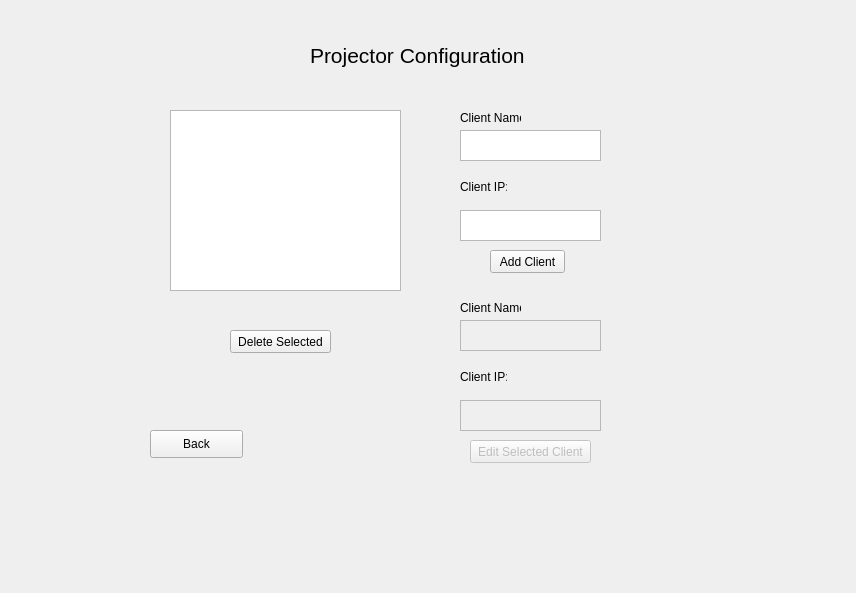
This is GUI/ProjectorConfigurationWindow.ui in K3N-TR4N/Project-Edge-Blending as Qt 5 draws it before an edit. The edited form follows.
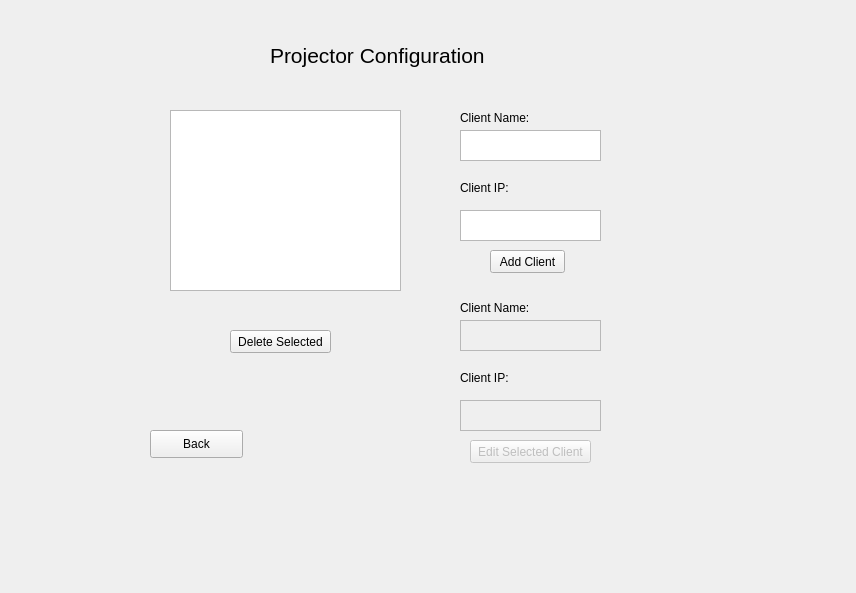
This is the edited form.

Commit message: Added Projection Screen Rounding for Mouse Cursor in GUI

Patch:
```diff
--- a/GUI/ProjectorConfigurationWindow.ui
+++ b/GUI/ProjectorConfigurationWindow.ui
@@ -65,7 +65,7 @@
      <rect>
       <x>460</x>
       <y>110</y>
-      <width>61</width>
+      <width>81</width>
       <height>16</height>
      </rect>
     </property>
@@ -78,8 +78,8 @@
      <rect>
       <x>460</x>
       <y>180</y>
-      <width>47</width>
-      <height>13</height>
+      <width>61</width>
+      <height>16</height>
      </rect>
     </property>
     <property name="text">
@@ -143,7 +143,7 @@
      <rect>
       <x>460</x>
       <y>300</y>
-      <width>61</width>
+      <width>81</width>
       <height>16</height>
      </rect>
     </property>
@@ -156,8 +156,8 @@
      <rect>
       <x>460</x>
       <y>370</y>
-      <width>47</width>
-      <height>13</height>
+      <width>61</width>
+      <height>16</height>
      </rect>
     </property>
     <property name="text">
@@ -180,9 +180,9 @@
    <widget class="QLabel" name="label_5">
     <property name="geometry">
      <rect>
-      <x>310</x>
+      <x>270</x>
       <y>30</y>
-      <width>241</width>
+      <width>281</width>
       <height>51</height>
      </rect>
     </property>
```
The commit also changes 1 other file.
